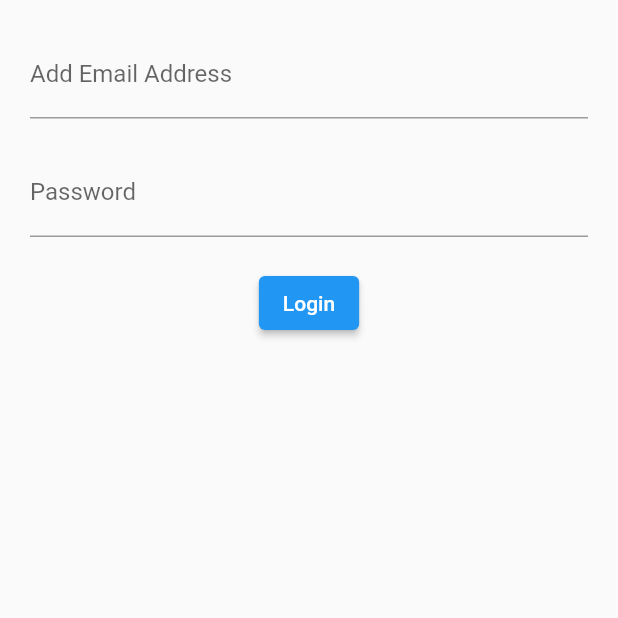
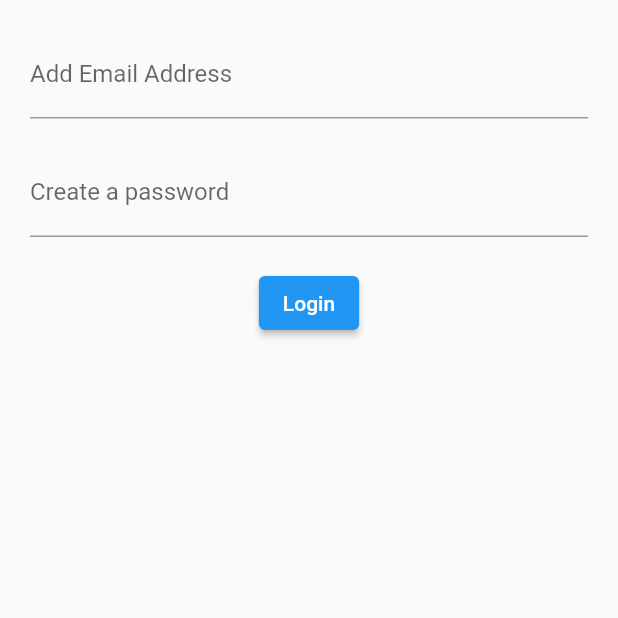
Before and after one commit to mannuelf/flutter-login-block, a Flutter app: the screen it shows after launch, on a phone screen of 412 x 824 dp, the top half of it. Run offline on Flutter 3.47's test engine with Material 2 defaults, Android fonts, the phone set to English and light mode, and no system bars.

Commit message:
lint fixes

```diff
--- a/lib/src/screens/login.dart
+++ b/lib/src/screens/login.dart
@@ -11,11 +11,11 @@ class LoginScreen extends StatelessWidget {
         children: <Widget>[
           emailField(),
           Container(
-            margin: EdgeInsets.only(top: 20.0),
+            margin: const EdgeInsets.only(top: 20.0),
           ),
           passwordField(),
           Container(
-            margin: EdgeInsets.only(top: 20.0),
+            margin: const EdgeInsets.only(top: 20.0),
           ),
           submitButton()
         ],
@@ -34,7 +34,8 @@ class LoginScreen extends StatelessWidget {
   Widget passwordField() {
     return const TextField(
       obscureText: true,
-      decoration: InputDecoration(hintText: 'Password', labelText: 'Password'),
+      decoration:
+          InputDecoration(hintText: 'Password', labelText: 'Create a password'),
     );
   }
 
```
